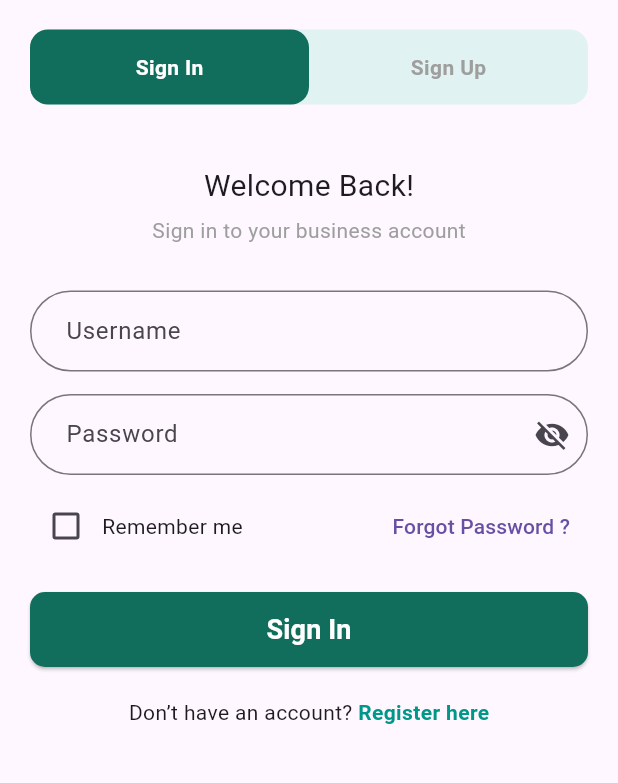
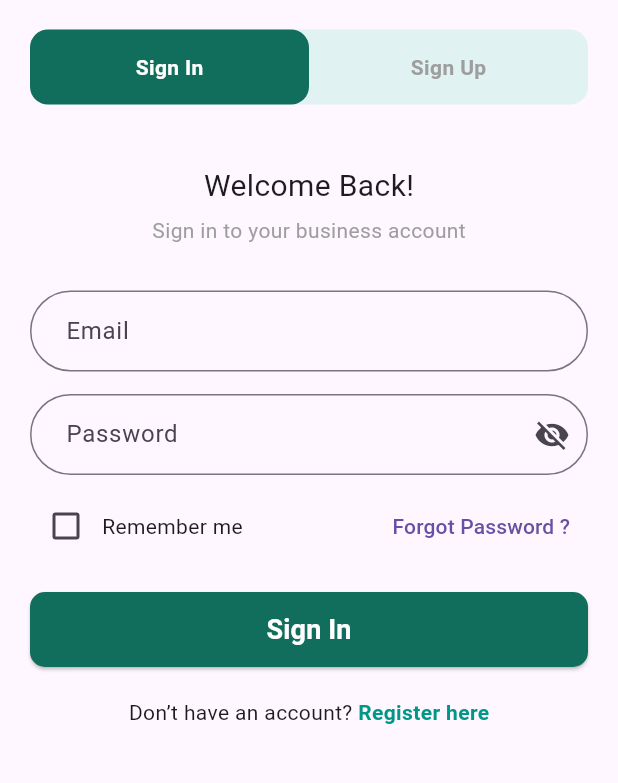
Before and after one commit to kareeem74/shippix_business_mobile, a Flutter app: the screen it shows after launch, on a phone screen of 412 x 824 dp, the part 401-1184 px from its top. Run offline on Flutter 3.47's test engine with Material 3 defaults, Android fonts, the phone set to English and light mode, and no system bars.

Commit message:
changed sign in from using username to email

```diff
--- a/lib/features/auth/auth_screen.dart
+++ b/lib/features/auth/auth_screen.dart
@@ -15,7 +15,7 @@ class _AuthScreenState extends State<AuthScreen> {
   final _signInFormKey = GlobalKey<FormState>();
   final _signUpFormKey = GlobalKey<FormState>();
 
-  final _signInUsernameController = TextEditingController();
+  final _signInEmailController = TextEditingController();
   final _signInPasswordController = TextEditingController();
 
   final _businessNameController = TextEditingController();
@@ -75,10 +75,14 @@ class _AuthScreenState extends State<AuthScreen> {
                 )
             ),
             const SizedBox(height: 30),
-            _buildTextFormField(_signInUsernameController, "Username",
+            _buildTextFormField(_signInEmailController, "Email",
                 validator: (value) {
                   if (value == null || value.isEmpty) {
-                    return 'Please enter your username';
+                    return 'Please enter your email address';
+                  }
+                  if (!RegExp(r"^[a-zA-Z0-9.]+@[a-zA-Z0-9]+\.[a-zA-Z]+")
+                      .hasMatch(value)) {
+                    return 'Please enter a valid email address';
                   }
                   return null;
                 }),
```
